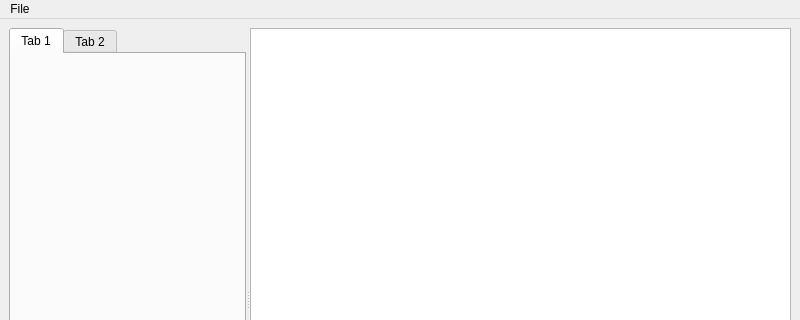
This is MainWindow.ui in enlighteningCrow/MatCal as Qt 5 draws it before an edit; both pictures show x 0 to 800 and y 0 to 320 of the 800 by 600 pixel window. The edited form follows.
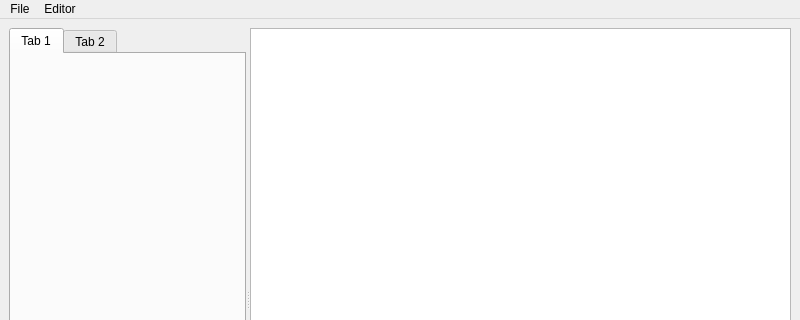
This is the edited form. Custom widgets are drawn as their Qt base class.

```diff
--- a/MainWindow.ui
+++ b/MainWindow.ui
@@ -54,7 +54,14 @@
      <string>File</string>
     </property>
    </widget>
+   <widget class="QMenu" name="menuEditor">
+    <property name="title">
+     <string>Editor</string>
+    </property>
+    <addaction name="actionAdd_to_list"/>
+   </widget>
    <addaction name="menuFile"/>
+   <addaction name="menuEditor"/>
   </widget>
   <widget class="QStatusBar" name="statusbar"/>
  </widget>
```
Left out of the diff: 5 changed lines with no effect on the pictures.
